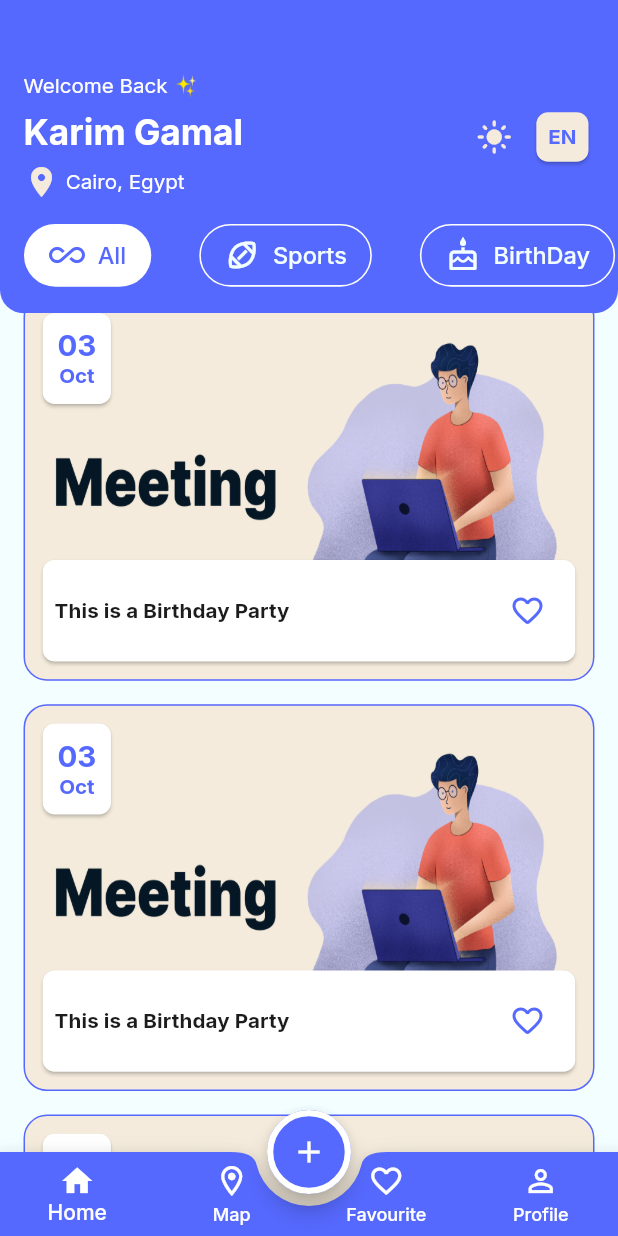
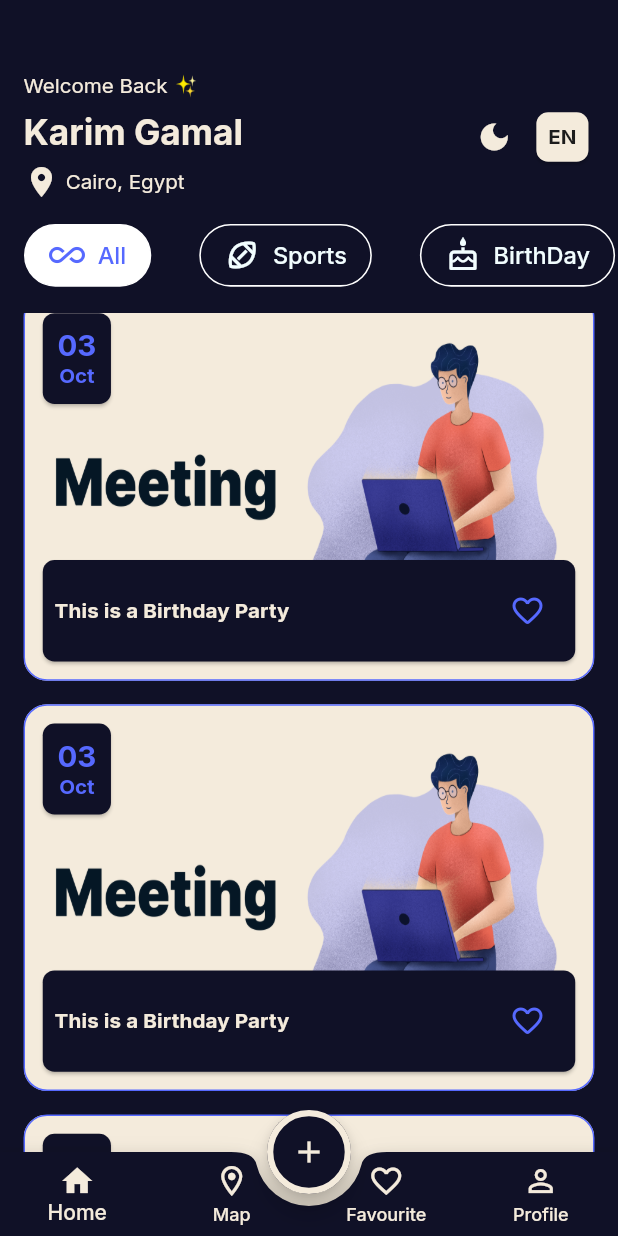
Before and after one commit to Karim-Elbahnasawy/Evently, a Flutter app: the screen it shows after launch, scrolled down 576 dp, after a tap on the "light mode" icon, on a phone screen of 412 x 824 dp. Run offline on Flutter 3.47's test engine with Material 3 defaults, Android fonts, the phone set to English and light mode, and no system bars; our stand-ins replace flutter_screenutil, flutter_svg, google_fonts, shared_preferences.

```diff
--- a/lib/core/extensions/date_time_extension.dart
+++ b/lib/core/extensions/date_time_extension.dart
@@ -15,4 +15,7 @@ extension DateTimeExtension on DateTime {
     DateFormat formater = DateFormat('dd');
     return formater.format(this);
   }
+  String get toFormatedTime{
+    return DateFormat('h:mm a').format(this);
+  }
 }
--- a/lib/features/main_layout/tabs/home_tab/home_tab.dart
+++ b/lib/features/main_layout/tabs/home_tab/home_tab.dart
@@ -4,8 +4,11 @@ import 'package:evently_app/core/widgets/custom_event_item.dart';
 import 'package:evently_app/l10n/app_localizations.dart';
 import 'package:evently_app/models/category_model.dart';
 import 'package:evently_app/models/event_model.dart';
+import 'package:evently_app/providers/language_provider.dart';
+import 'package:evently_app/providers/theme_provider.dart';
 import 'package:flutter/material.dart';
 import 'package:flutter_screenutil/flutter_screenutil.dart';
+import 'package:provider/provider.dart';
 
 class HomeTab extends StatelessWidget {
   const HomeTab({super.key});
@@ -13,6 +16,8 @@ class HomeTab extends StatelessWidget {
   @override
   Widget build(BuildContext context) {
     AppLocalizations appLocalizations = AppLocalizations.of(context)!;
+    ThemeProvider themeProvider = Provider.of<ThemeProvider>(context);
+    LanguageProvider languageProvider = Provider.of<LanguageProvider>(context);
     return Column(
       children: [
         Container(
@@ -58,20 +63,34 @@ class HomeTab extends StatelessWidget {
                     ),
                     Spacer(),
                     IconButton(
-                      onPressed: () {},
+                      onPressed: () {
+                        themeProvider.changeAppTheme(
+                          themeProvider.isDark
+                              ? ThemeMode.light
+                              : ThemeMode.dark,
+                        );
+                      },
                       icon: Icon(
-                        Icons.light_mode,
+                        themeProvider.isDark
+                            ? Icons.dark_mode
+                            : Icons.light_mode,
                         color: ColorsManager.ofWhite,
                       ),
                     ),
                     GestureDetector(
-                      onTap: () {},
+                      onTap: () {
+                        languageProvider.changeAppLanguage(
+                          languageProvider.isEnglish
+                              ? 'ar'
+                              :'en',
+                        );
+                      },
                       child: Card(
                         color: ColorsManager.ofWhite,
                         child: Padding(
                           padding: const EdgeInsets.all(8.0),
                           child: Text(
-                            'EN',
+                           languageProvider.isEnglish? 'EN' :'Ar',
                             style: Theme.of(context).textTheme.headlineMedium,
                           ),
                         ),
```
Also changed, not shown: lib/features/create_event/create_event.dart (+27 -15 lines).
